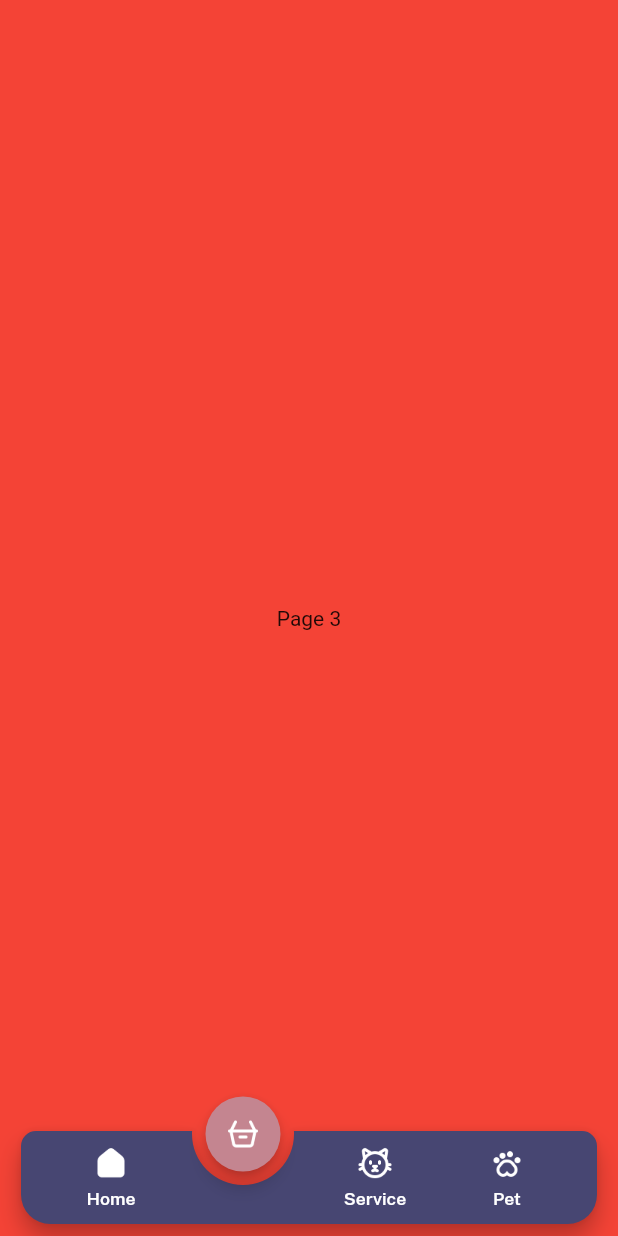
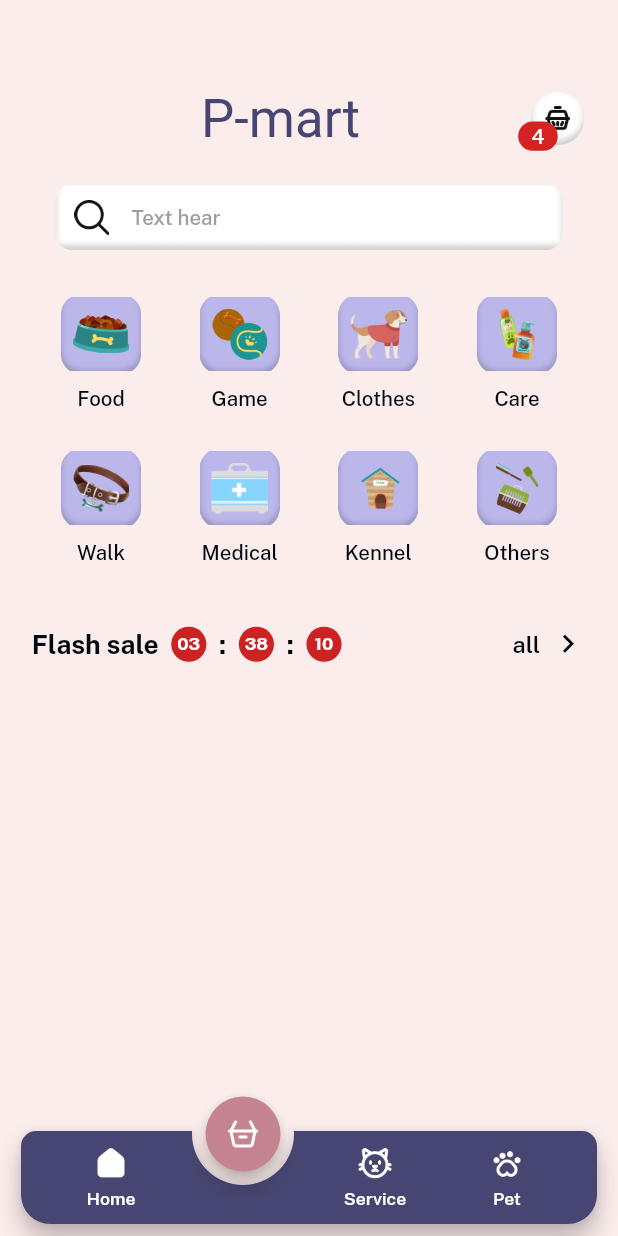
Before and after one commit to nooralom1/ns_pet_app, a Flutter app: the NavigationScreen screen opened by its route, item 2 of the bottom bar chosen, on a phone screen of 412 x 824 dp. Run offline on Flutter 3.47's test engine with Material 3 defaults, Android fonts, the phone set to English and light mode, and no system bars; drawn by our look-alikes of animated_notch_bottom_bar; our stand-ins replace carousel_slider, flutter_screenutil, get, google_fonts.

Commit message:
working on p-mart screen

```diff
--- a/lib/common_widget/custom_text_form_field.dart
+++ b/lib/common_widget/custom_text_form_field.dart
@@ -1,150 +1,177 @@
-// import 'package:donnamw203/helpers/text_font_style.dart';
-// import 'package:flutter/material.dart';
-// import 'package:flutter/services.dart';
-// import 'package:flutter_screenutil/flutter_screenutil.dart';
+// ignore_for_file: library_private_types_in_public_api
 
-// import '../gen/colors.gen.dart';
+import 'package:flutter/material.dart';
+import 'package:flutter_screenutil/flutter_screenutil.dart';
+import 'package:ns_pet_app/constant/text_font_style.dart';
+import '../gen/colors.gen.dart';
 
-// final class CustomFormField extends StatelessWidget {
-//   final String? hintText;
-//   final double? hintFontSize;
-//   final String? labelText;
-//   final TextEditingController? controller;
-//   final TextInputType? inputType;
-//   final double? fieldHeight;
-//   final int? maxline;
-//   final String? Function(String?)? validator;
-//   final bool? validation;
-//   final Widget? suffixIcon;
-//   final Widget? prefixIcon;
-//   final bool isObsecure;
-//   final bool isPass;
-//   final FocusNode? focusNode;
-//   final TextInputAction? textInputAction;
-//   final Function(String)? onFieldSubmitted;
-//   final Function(String)? onChanged;
-//   final List<TextInputFormatter>? inputFormatters;
-//   final TextStyle? labelStyle;
-//   final TextStyle? style;
-//   final bool? isEnabled;
-//   final double? cursorHeight;
-//   final Color? disableColor;
-//   final bool isRead;
-//   final double? borderRadius;
-//   final EdgeInsetsGeometry? padding;
-//   final EdgeInsetsGeometry? contentPadding;
-//   final bool? filled;
-//   final Color? fillColor;
+class CustomTextFormField extends StatefulWidget {
+  final String? labelText;
+  final String? hintText;
+  final double? height;
+  final Widget? prefixIcon;
+  final Widget? suffixIcon;
+  final bool obscureText;
+  final EdgeInsets? contentPadding;
+  final TextEditingController? controller;
+  final TextInputType keyboardType;
+  final Function(String)? onChanged;
+  final String? Function(String?)? validator;
+  final bool isPrefixIcon;
+  final double borderRadius;
+  final VoidCallback? onSuffixIconTap;
+  final String? iconpath;
+  final int maxline;
+  final int? minLines;
+  final bool readOnly;
+  final bool isBorder;
+  final Color fillColor;
+  final Color? borderColor;
+  // final Color? textInputColor;
+  final Color? focusBorderColor;
+  final Color? cursorColor;
+  final TextStyle? hintStyle;
+  final TextStyle? textInputStyle;
+  final TextAlign? textAlign;
+  final TextInputAction? textInputAction;
+  final int? maxLength;
+  final TextStyle? labelStyle;
+  const CustomTextFormField({
+    super.key,
+    this.labelText,
+    this.hintText,
+    this.prefixIcon,
+    this.suffixIcon,
+    this.obscureText = false,
+    this.controller,
+    this.keyboardType = TextInputType.text,
+    this.onChanged,
+    this.validator,
+    this.borderRadius = 8.0, // Set to 10 pixels
+    required this.isPrefixIcon,
+    this.iconpath,
+    this.onSuffixIconTap,
+    this.readOnly = false,
+    this.maxline = 1,
+    this.isBorder = true,
+    this.fillColor = AppColors.c000000,
+    this.hintStyle,
+    this.contentPadding,
+    this.height,
+    this.minLines,
+    // this.textInputColor,
+    this.textAlign,
+    this.textInputStyle,
+    this.focusBorderColor,
+    this.cursorColor,
+    this.textInputAction,
+    this.borderColor,
+    this.maxLength,
+    this.labelStyle,
+  });
 
-//   const CustomFormField({
-//     super.key,
-//     this.hintText,
-//     this.labelText,
-//     this.controller,
-//     this.inputType,
-//     this.fieldHeight,
-//     this.maxline,
-//     this.validator,
-//     this.validation = false,
-//     this.suffixIcon,
-//     this.prefixIcon,
-//     this.isObsecure = false,
-//     this.isPass = false,
-//     this.focusNode,
-//     this.textInputAction = TextInputAction.next,
-//     this.onFieldSubmitted,
-//     this.onChanged,
-//     this.inputFormatters,
-//     this.labelStyle,
-//     this.isEnabled,
-//     this.style,
-//     this.cursorHeight,
-//     this.disableColor,
-//     this.isRead = false,
-//     this.borderRadius,
-//     this.padding,
-//     this.contentPadding =
-//         const EdgeInsets.symmetric(horizontal: 16, vertical: 15),
-//     this.hintFontSize, this.filled, this.fillColor,
-//   });
+  @override
+  _CustomTextFormFieldState createState() => _CustomTextFormFieldState();
+}
 
-//   @override
-//   Widget build(BuildContext context) {
-//     return TextFormField(
-//       readOnly: isRead,
-//       cursorHeight: cursorHeight ?? 20.h,
-//       cursorColor: AppColors.c000000,
-//       focusNode: focusNode,
-//       obscureText: isPass ? isObsecure : false,
-//       textInputAction: textInputAction,
-//       autovalidateMode: validation!
-//           ? AutovalidateMode.always
-//           : AutovalidateMode.onUserInteraction,
-//       validator: validator,
-//       maxLines: maxline ?? 1,
-//       controller: controller,
-//       onFieldSubmitted: onFieldSubmitted,
-//       onChanged: onChanged,
-//       inputFormatters: inputFormatters,
-//       enabled: isEnabled,
-//       obscuringCharacter: "*",
-//       decoration: InputDecoration(
-//         filled: filled,
-//         fillColor: fillColor,
-//         suffixIcon: suffixIcon,
-//         prefixIcon: prefixIcon != null
-//             ? Padding(
-//                 padding: EdgeInsets.all(12.sp),
-//                 child: prefixIcon,
-//               )
-//             : null,
-//         contentPadding: contentPadding ?? EdgeInsets.zero,
-//         hintText: hintText,
-//         hintStyle: TextFontStyle.text12c424242w400,
-//         labelText: labelText,
-//         errorStyle: TextStyle(
-//           fontSize: 10.sp,
-//           fontWeight: FontWeight.w400,
-//           // color: AppColors.cD12E34,
-//         ),
-//         focusedErrorBorder: OutlineInputBorder(
-//           borderRadius: BorderRadius.circular(borderRadius ?? 4.r),
-//           borderSide: BorderSide(
-//             color: Colors.red,
-//             width: 1.w,
-//           ),
-//         ),
-//         focusedBorder: OutlineInputBorder(
-//           borderRadius: BorderRadius.circular(borderRadius ?? 4.r),
-//           borderSide: BorderSide(
-//             color: AppColors.c050505,
-//             width: 1.w,
-//           ),
-//         ),
-//         disabledBorder: OutlineInputBorder(
-//           borderRadius: BorderRadius.circular(borderRadius ?? 4.r),
-//           borderSide: const BorderSide(
-//             // color: disableColor ?? AppColors.c6D6D6D.withOpacity(0.19),
-//             width: 1,
-//           ),
-//         ),
-//         errorBorder: OutlineInputBorder(
-//           borderRadius: BorderRadius.circular(borderRadius ?? 4.r),
-//           borderSide: const BorderSide(
-//             color: Colors.red,
-//             width: 1,
-//           ),
-//         ),
-//         enabledBorder: OutlineInputBorder(
-//           borderRadius: BorderRadius.circular(borderRadius ?? 4.r),
-//           borderSide: BorderSide(
-//             color: AppColors.c050505,
-//             width: 0.5.w,
-//           ),
-//         ),
-//       ),
-//       style: style ?? TextFontStyle.text16c2B2B2Bw400,
-//       keyboardType: inputType,
-//     );
-//   }
-// }
+class _CustomTextFormFieldState extends State<CustomTextFormField> {
+  late FocusNode _focusNode;
+
+  @override
+  void initState() {
+    super.initState();
+    _focusNode = FocusNode();
+    _focusNode.addListener(() {
+      setState(() {
+        //  isFocused = focusNode.hasFocus;
+      });
+    });
+  }
+
+  @override
+  void dispose() {
+    _focusNode.dispose();
+    super.dispose();
+  }
+
+  @override
+  Widget build(BuildContext context) {
+    return Container(
+      height: widget.height,
+      decoration: BoxDecoration(
+        borderRadius: BorderRadius.circular(widget.borderRadius),
+      ),
+      child: TextFormField(
+        maxLength: widget.maxLength,
+        textInputAction: widget.textInputAction,
+        textAlign: widget.textAlign ?? TextAlign.start,
+        readOnly: widget.readOnly,
+        maxLines: widget.maxline,
+        minLines: widget.minLines,
+        focusNode: _focusNode,
+        cursorColor: widget.cursorColor ?? AppColors.allPrimaryColor,
+        controller: widget.controller,
+        keyboardType: widget.keyboardType,
+        obscureText: widget.obscureText,
+        onChanged: widget.onChanged,
+        validator: widget.validator,
+        decoration: InputDecoration(
+          // floatingLabelBehavior: FloatingLabelBehavior.auto,
+          // floatingLabelAlignment: FloatingLabelAlignment.center,
+          filled: true,
+          fillColor: widget.fillColor,
+          labelText: widget.labelText,
+          hintText: widget.hintText,
+          labelStyle: widget.labelStyle,
+          hintStyle:
+              widget.hintStyle ?? TextFontStyle.text12c000000w400,
+          prefixIcon: widget.isPrefixIcon ? widget.prefixIcon : null,
+          suffixIcon: widget.suffixIcon,
+          // suffixIcon: widget.suffixIcon != null
+          //     ? GestureDetector(
+          //   onTap: widget.onSuffixIconTap,
+          //   child: Padding(
+          //     padding: EdgeInsets.only(right: 16.w),
+          //     child: Icon(
+          //       widget.suffixIcon,
+          //       color: _isFocused
+          //           ? AppColors.allPrimaryColor
+          //           : AppColors.cffffff,
+          //     ),
+          //   ),
+          // )
+          //     : null,
+          border: OutlineInputBorder(
+              borderRadius: BorderRadius.circular(widget.borderRadius),
+              borderSide: BorderSide.none),
+
+          enabledBorder: OutlineInputBorder(
+            borderRadius: BorderRadius.circular(widget.borderRadius),
+            borderSide: widget.isBorder == true
+                ? BorderSide(
+                    color: widget.borderColor ?? AppColors.allPrimaryColor,
+                  )
+                : BorderSide.none,
+          ),
+          focusedBorder: OutlineInputBorder(
+            borderRadius: BorderRadius.circular(widget.borderRadius),
+            borderSide: BorderSide(
+              color: widget.focusBorderColor ??
+                  AppColors.allPrimaryColor, // Adjust the border width if needed
+            ),
+          ),
+          errorBorder: OutlineInputBorder(
+            borderRadius: BorderRadius.circular(widget.borderRadius),
+            borderSide: const BorderSide(color: Colors.red),
+          ),
+          disabledBorder: InputBorder.none,
+          contentPadding: widget.contentPadding ??
+              EdgeInsets.symmetric(vertical: 12.h, horizontal: 14.w),
+        ),
+        style: widget.textInputStyle ??
+            TextFontStyle.text12c000000w400
+                .copyWith(color: AppColors.allPrimaryColor),
+      ),
+    );
+  }
+}
--- /dev/null
+++ b/lib/feature/p_mart/data/mart_datas.dart
@@ -0,0 +1,13 @@
+import 'package:ns_pet_app/feature/p_mart/model/p_mart_models.dart';
+import 'package:ns_pet_app/gen/assets.gen.dart';
+
+List <MartCategoryModel> martCategory = [
+MartCategoryModel(image: Assets.images.food.path, name: "Food"),
+MartCategoryModel(image: Assets.images.game.path, name: "Game"),
+MartCategoryModel(image: Assets.images.clothes.path, name: "Clothes"),
+MartCategoryModel(image: Assets.images.care.path, name: "Care"),
+MartCategoryModel(image: Assets.images.walk.path, name: "Walk"),
+MartCategoryModel(image: Assets.images.medical.path, name: "Medical"),
+MartCategoryModel(image: Assets.images.kennel.path, name: "Kennel"),
+MartCategoryModel(image: Assets.images.other.path, name: "Others"),
+];
--- /dev/null
+++ b/lib/feature/p_mart/model/p_mart_models.dart
@@ -0,0 +1,5 @@
+class MartCategoryModel {
+  final String image;
+  final String name;
+  MartCategoryModel({required this.image, required this.name});
+}
--- /dev/null
+++ b/lib/feature/p_mart/screen/p_mart_screen.dart
@@ -0,0 +1,193 @@
+import 'package:flutter/material.dart';
+import 'package:flutter_screenutil/flutter_screenutil.dart';
+import 'package:ns_pet_app/common_widget/custom_text_form_field.dart';
+import 'package:ns_pet_app/constant/text_font_style.dart';
+import 'package:ns_pet_app/feature/p_mart/data/mart_datas.dart';
+import 'package:ns_pet_app/feature/p_mart/widget/mart_category_container.dart';
+import 'package:ns_pet_app/gen/assets.gen.dart';
+import 'package:ns_pet_app/gen/colors.gen.dart';
+import 'package:ns_pet_app/helpers/ui_helpers.dart';
+
+class PMartScreen extends StatefulWidget {
+  const PMartScreen({super.key});
+
+  @override
+  State<PMartScreen> createState() => _PMartScreenState();
+}
+
+class _PMartScreenState extends State<PMartScreen> {
+  TextEditingController searchController = TextEditingController();
+  @override
+  Widget build(BuildContext context) {
+    final size = MediaQuery.sizeOf(context);
+    return Scaffold(
+      body: Column(
+        children: [
+          UIHelper.verticalSpace(60.h),
+          Padding(
+            padding: EdgeInsets.symmetric(horizontal: 20.w),
+            child: Row(
+              mainAxisAlignment: MainAxisAlignment.spaceBetween,
+              children: [
+                Text(""),
+                Text(
+                  "P-mart",
+                  style: TextFontStyle.text36allPrimaryColorw400,
+                ),
+                Stack(
+                  clipBehavior: Clip.none,
+                  children: [
+                    Image.asset(
+                      Assets.icons.carticon.path,
+                      width: 36.w,
+                      height: 36.h,
+                    ),
+                    Positioned(
+                      top: 20.h,
+                      right: 18.w,
+                      child: Container(
+                        width: 25.w,
+                        height: 20.h,
+                        decoration: BoxDecoration(
+                            color: AppColors.cD42323,
+                            borderRadius: BorderRadius.circular(50.r)),
+                        child: Center(
+                          child: Text(
+                            "4",
+                            style: TextFontStyle.text14cFFFFFFw500,
+                          ),
+                        ),
+                      ),
+                    )
+                  ],
+                ),
+              ],
+            ),
+          ),
+          UIHelper.verticalSpace(24.h),
+          Container(
+            width: 320.w,
+            height: 45.h,
+            decoration: BoxDecoration(
+                borderRadius: BorderRadius.circular(12.r),
+                image: DecorationImage(
+                    image: AssetImage(Assets.images.textFilled.path),
+                    fit: BoxFit.fill)),
+            child: Padding(
+              padding: EdgeInsets.symmetric(horizontal: 12.w),
+              child: Row(
+                children: [
+                  Image.asset(
+                    Assets.icons.search.path,
+                    width: 22.w,
+                  ),
+                  SizedBox(
+                      width: 255.w,
+                      child: CustomTextFormField(
+                        controller: searchController,
+                        isPrefixIcon: false,
+                        fillColor: Colors.transparent,
+                        borderColor: Colors.transparent,
+                        focusBorderColor: Colors.transparent,
+                        hintText: "Text hear",
+                        hintStyle: TextStyle(
+                            color: Colors.grey,
+                            fontSize: 14.sp,
+                            fontWeight: FontWeight.w500),
+                      ))
+                ],
+              ),
+            ),
+          ),
+          UIHelper.verticalSpace(32.h),
+          Padding(
+            padding: EdgeInsets.symmetric(horizontal: 20.w),
+            child: SizedBox(
+              child: GridView.builder(
+                  padding: EdgeInsets.zero,
+                  gridDelegate: SliverGridDelegateWithFixedCrossAxisCount(
+                    crossAxisCount: 4,
+                    childAspectRatio: 0.9,
+                  ),
+                  physics: const NeverScrollableScrollPhysics(),
+                  itemCount: martCategory.length,
+                  shrinkWrap: true,
+                  primary: false,
+                  itemBuilder: (context, index) {
+                    return MartCategoryContainer(
+                      image: martCategory[index].image,
+                      name: martCategory[index].name,
+                    );
+                  }),
+            ),
+          ),
+          UIHelper.verticalSpace(14.h),
+          Padding(
+            padding: EdgeInsets.symmetric(horizontal: 20.w),
+            child: Row(
+                mainAxisAlignment: MainAxisAlignment.spaceBetween,
+                children: [
+                  Row(
+                    children: [
+                      Text("Flash sale",
+                          style: TextFontStyle.text18c010911w700),
+                      UIHelper.horizontalSpace(8.w),
+                      CircleAvatar(
+                        backgroundColor: AppColors.cCD2222,
+                        radius: 12.r,
+                        child: Text(
+                          "03",
+                          style: TextFontStyle.text14cFFFFFFw500.copyWith(
+                              fontSize: 12.sp, fontWeight: FontWeight.w700),
+                        ),
+                      ),
+                      UIHelper.horizontalSpace(8.w),
+                      Text(":",style: TextFontStyle.text18c000000w700,),
+                      UIHelper.horizontalSpace(8.w),
+                       CircleAvatar(
+                        backgroundColor: AppColors.cCD2222,
+                        radius: 12.r,
+                        child: Text(
+                          "38",
+                          style: TextFontStyle.text14cFFFFFFw500.copyWith(
+                              fontSize: 12.sp, fontWeight: FontWeight.w700),
+                        ),
+                      ),
+                      UIHelper.horizontalSpace(8.w),
+                      Text(":",style: TextFontStyle.text18c000000w700,),
+                      UIHelper.horizontalSpace(8.w),
+                      CircleAvatar(
+                        backgroundColor: AppColors.cCD2222,
+                        radius: 12.r,
+                        child: Text(
+                          "10",
+                          style: TextFontStyle.text14cFFFFFFw500.copyWith(
+                              fontSize: 12.sp, fontWeight: FontWeight.w700),
+                        ),
+                      ),
+                    ],
+                  ),
+                  GestureDetector(
+                    onTap: () {},
+                    child: Row(
+                      children: [
+                        Text("all",
+                            style: TextFontStyle.text18c010911w700.copyWith(
+                                fontSize: 16.sp, fontWeight: FontWeight.w600)),
+                        UIHelper.horizontalSpace(6.w),
+                        Icon(
+                          Icons.keyboard_arrow_right,
+                          size: 25.sp,
+                          color: AppColors.c010911,
+                        )
+                      ],
+                    ),
+                  )
+                ]),
+          ),
+          UIHelper.verticalSpace(120.h),
+        ],
+      ),
+    );
+  }
+}
--- /dev/null
+++ b/lib/feature/p_mart/widget/mart_category_container.dart
@@ -0,0 +1,34 @@
+import 'package:flutter/material.dart';
+import 'package:flutter_screenutil/flutter_screenutil.dart';
+import 'package:ns_pet_app/constant/text_font_style.dart';
+import 'package:ns_pet_app/gen/assets.gen.dart';
+import 'package:ns_pet_app/helpers/ui_helpers.dart';
+
+class MartCategoryContainer extends StatelessWidget {
+  final String image;
+  final String name;
+  const MartCategoryContainer({super.key, required this.image, required this.name});
+
+  @override
+  Widget build(BuildContext context) {
+    final size = MediaQuery.sizeOf(context);
+    return Column(
+      children: [
+        Container(
+          width: size.width * 0.13,
+          height: size.height * 0.06,
+          decoration: BoxDecoration(
+              image: DecorationImage(
+                  image: AssetImage(Assets.images.purpleSmallCard.path),
+                  fit: BoxFit.cover)),
+          child: Padding(
+            padding: EdgeInsets.all(8.sp),
+            child: Image.asset(image),
+          ),
+        ),
+        UIHelper.verticalSpace(10.h),
+        Text(name,style: TextFontStyle.text18c010911w700.copyWith(fontWeight: FontWeight.w500,fontSize: 14.sp),)
+      ],
+    );
+  }
+}
--- a/lib/gen/assets.gen.dart
+++ b/lib/gen/assets.gen.dart
@@ -33,6 +33,9 @@ class $AssetsIconsGen {
   /// File path: assets/icons/pet-leg.png
   AssetGenImage get petLeg => const AssetGenImage('assets/icons/pet-leg.png');
 
+  /// File path: assets/icons/search.png
+  AssetGenImage get search => const AssetGenImage('assets/icons/search.png');
+
   /// File path: assets/icons/search_icon.png
   AssetGenImage get searchIcon =>
       const AssetGenImage('assets/icons/search_icon.png');
@@ -52,6 +55,7 @@ class $AssetsIconsGen {
         notificationIcon,
         pMart,
         petLeg,
+        search,
         searchIcon,
         service,
         starYello
@@ -64,8 +68,14 @@ class $AssetsImagesGen {
   /// File path: assets/images/bird.png
   AssetGenImage get bird => const AssetGenImage('assets/images/bird.png');
 
+  /// File path: assets/images/care.png
+  AssetGenImage get care => const AssetGenImage('assets/images/care.png');
+
   /// File path: assets/images/cat.png
   AssetGenImage get cat => const AssetGenImage('assets/images/cat.png');
+
+  /// File path: assets/images/clothes.png
+  AssetGenImage get clothes => const AssetGenImage('assets/images/clothes.png');
 
   /// File path: assets/images/dog.png
   AssetGenImage get dog => const AssetGenImage('assets/images/dog.png');
@@ -89,6 +99,9 @@ class $AssetsImagesGen {
   /// File path: assets/images/fish.png
   AssetGenImage get fish => const AssetGenImage('assets/images/fish.png');
 
+  /// File path: assets/images/food.png
+  AssetGenImage get food => const AssetGenImage('assets/images/food.png');
+
   /// File path: assets/images/food1.png
   AssetGenImage get food1 => const AssetGenImage('assets/images/food1.png');
 
@@ -98,6 +111,9 @@ class $AssetsImagesGen {
   /// File path: assets/images/food3.png
   AssetGenImage get food3 => const AssetGenImage('assets/images/food3.png');
 
+  /// File path: assets/images/game.png
+  AssetGenImage get game => const AssetGenImage('assets/images/game.png');
+
   /// File path: assets/images/game1.png
   AssetGenImage get game1 => const AssetGenImage('assets/images/game1.png');
 
@@ -106,6 +122,15 @@ class $AssetsImagesGen {
 
   /// File path: assets/images/game3.png
   AssetGenImage get game3 => const AssetGenImage('assets/images/game3.png');
+
+  /// File path: assets/images/kennel.png
+  AssetGenImage get kennel => const AssetGenImage('assets/images/kennel.png');
+
+  /// File path: assets/images/medical.png
+  AssetGenImage get medical => const AssetGenImage('assets/images/medical.png');
+
+  /// File path: assets/images/other.png
+  AssetGenImage get other => const AssetGenImage('assets/images/other.png');
 
   /// File path: assets/images/p-fashion2.png
   AssetGenImage get pFashion2 =>
@@ -138,22 +163,36 @@ class $AssetsImagesGen {
   AssetGenImage get sliderImage =>
       const AssetGenImage('assets/images/slider image.png');
 
+  /// File path: assets/images/text filled.png
+  AssetGenImage get textFilled =>
+      const AssetGenImage('assets/images/text filled.png');
+
+  /// File path: assets/images/walk.png
+  AssetGenImage get walk => const AssetGenImage('assets/images/walk.png');
+
   /// List of all assets
   List<AssetGenImage> get values => [
         bird,
+        care,
         cat,
+        clothes,
         dog,
         educational1,
         educational2,
         fashionDetailsBackground,
         fashionImage,
         fish,
+        food,
         food1,
         food2,
         food3,
+        game,
         game1,
         game2,
         game3,
+        kennel,
+        medical,
+        other,
         pFashion2,
         pFashion1,
         pFashion3,
@@ -161,7 +200,9 @@ class $AssetsImagesGen {
         purpleSmallCard,
         service1,
         service2,
-        sliderImage
+        sliderImage,
+        textFilled,
+        walk
       ];
 }
 
--- a/lib/navigation_screen.dart
+++ b/lib/navigation_screen.dart
@@ -4,6 +4,7 @@ import 'package:flutter/material.dart';
 import 'package:flutter_screenutil/flutter_screenutil.dart';
 import 'package:ns_pet_app/constant/text_font_style.dart';
 import 'package:ns_pet_app/feature/home/screen/home.dart';
+import 'package:ns_pet_app/feature/p_mart/screen/p_mart_screen.dart';
 import 'package:ns_pet_app/gen/assets.gen.dart';
 import 'package:ns_pet_app/gen/colors.gen.dart';
 
@@ -35,7 +36,7 @@ class _NavigationScreenState extends State<NavigationScreen> {
     /// widget list
     final List<Widget> bottomBarPages = [
       const HomeScreen(),
-      const Page3(),
+      const PMartScreen(),
       const Page4(),
       const Page5(),
     ];
```
Also changed, not shown: assets/icons/search.png (added), assets/images/care.png (added), assets/images/clothes.png (added), assets/images/food.png (added), assets/images/game.png (added), assets/images/kennel.png (added), assets/images/medical.png (added), assets/images/other.png (added), assets/images/text filled.png (added), assets/images/walk.png (added).
